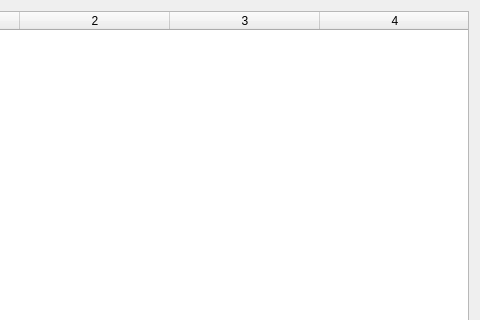
Qt form src/DNNLab/FrameNetwork.ui (edeforas/BeeDNN) before a commit; both pictures show x 228 to 708 and y 0 to 320 of the 708 by 443 pixel window.
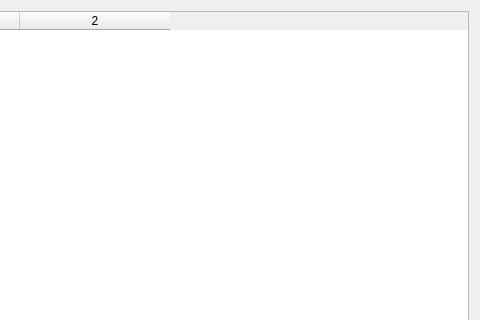
The same form after that commit.

What changed in the file:
```diff
--- a/src/DNNLab/FrameNetwork.ui
+++ b/src/DNNLab/FrameNetwork.ui
@@ -87,7 +87,7 @@
       <number>0</number>
      </property>
      <property name="columnCount">
-      <number>4</number>
+      <number>2</number>
      </property>
      <attribute name="horizontalHeaderDefaultSectionSize">
       <number>150</number>
@@ -100,8 +100,6 @@
      </attribute>
      <column/>
      <column/>
-     <column/>
-     <column/>
     </widget>
    </item>
   </layout>
```
Left out of the diff: 6 changed lines with no effect on the pictures.
